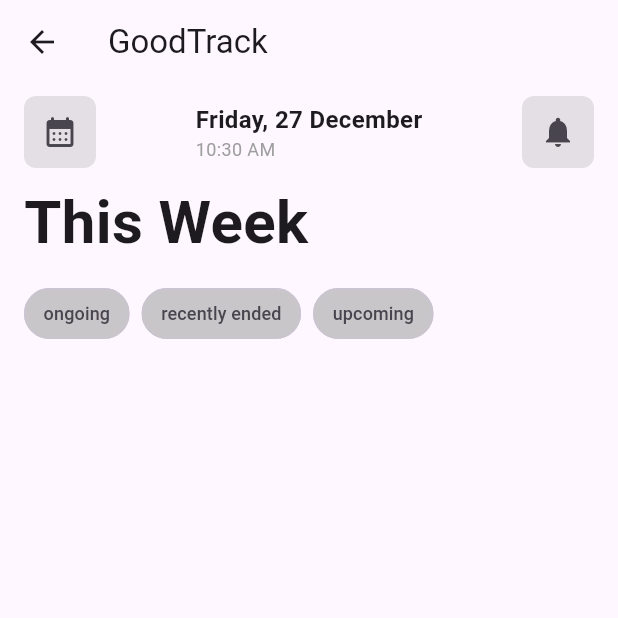
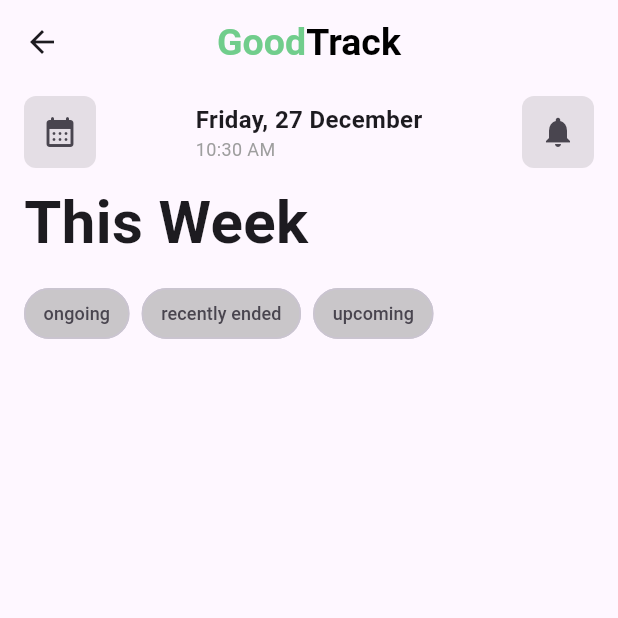
Before and after one commit to Vlxdi/community_impact_tracker, a Flutter app: the EventsPage screen opened directly, on a phone screen of 412 x 824 dp, the top half of it. Run offline on Flutter 3.47's test engine with Material 3 defaults, Android fonts, the light colour scheme and no system bars; our stand-ins replace cloud_firestore, firebase_auth, firebase_core, firebase_storage, image_picker; accounts and stored records are empty; network calls fail.

Commit message:
Fixed some minor issues and adjusted some elements for overall improvement

```diff
--- a/lib/admin_panel.dart
+++ b/lib/admin_panel.dart
@@ -1,6 +1,7 @@
 import 'package:cloud_firestore/cloud_firestore.dart';
 import 'package:firebase_auth/firebase_auth.dart';
 import 'package:flutter/material.dart';
+import 'package:flutter/services.dart';
 
 class AdminPanel extends StatefulWidget {
   @override
@@ -354,11 +355,13 @@
                     controller: descriptionController,
                     decoration: InputDecoration(labelText: "Description"),
                     maxLines: 2,
+                    maxLength: 100,
                   ),
                   TextField(
                     controller: rewardPointsController,
                     decoration: InputDecoration(labelText: "Reward Points"),
                     keyboardType: TextInputType.number,
+                    inputFormatters: [FilteringTextInputFormatter.digitsOnly],
                   ),
                   SizedBox(
                     height: 10,
--- a/lib/events_page.dart
+++ b/lib/events_page.dart
@@ -75,7 +75,28 @@
 
     return Scaffold(
       appBar: AppBar(
-        title: Text('GoodTrack'),
+        centerTitle: true,
+        title: RichText(
+          text: TextSpan(
+            style: TextStyle(fontSize: 25),
+            children: <TextSpan>[
+              TextSpan(
+                text: 'Good',
+                style: TextStyle(
+                  fontWeight: FontWeight.bold,
+                  color: Color(0xFF71CD8C),
+                ),
+              ),
+              TextSpan(
+                text: 'Track',
+                style: TextStyle(
+                  fontWeight: FontWeight.bold,
+                  color: Colors.black,
+                ),
+              ),
+            ],
+          ),
+        ),
       ),
       body: Column(
         children: [
@@ -349,7 +370,7 @@
                       ElevatedButton(
                         onPressed: () {
                           // Call the dialog method here
-                          _showProfilePictureDialog(context);
+                          _showEventSignUpDialog(context);
                         }, // Replacing action with "Sign Up"
                         style: ElevatedButton.styleFrom(
                             backgroundColor: Colors.blue,
@@ -377,7 +398,7 @@
   }
 }
 
-void _showProfilePictureDialog(BuildContext context) {
+void _showEventSignUpDialog(BuildContext context) {
   showDialog(
     context: context,
     builder: (context) {
@@ -398,7 +419,7 @@
                 ClipRRect(
                   borderRadius: BorderRadius.circular(10),
                   child: Image.network(
-                    'https://via.placeholder.com/300', // Replace with your image URL
+                    'https://via.placeholder.com/300',
                     height: 200,
                     width: double.infinity,
                     fit: BoxFit.cover,
--- a/lib/login.dart
+++ b/lib/login.dart
@@ -199,6 +199,8 @@
                   children: [
                     // New username field
                     if (_isRegistering)
+                      Column(
+                        children: [
                           TextField(
                             decoration: InputDecoration(
                               hintText: 'Username',
@@ -211,6 +213,8 @@
                             },
                           ),
                           Divider(),
+                        ],
+                      ),
                     TextField(
                       decoration: InputDecoration(
                         hintText: 'Email',
```
Lines whose indentation alone changed are shown as unchanged.
